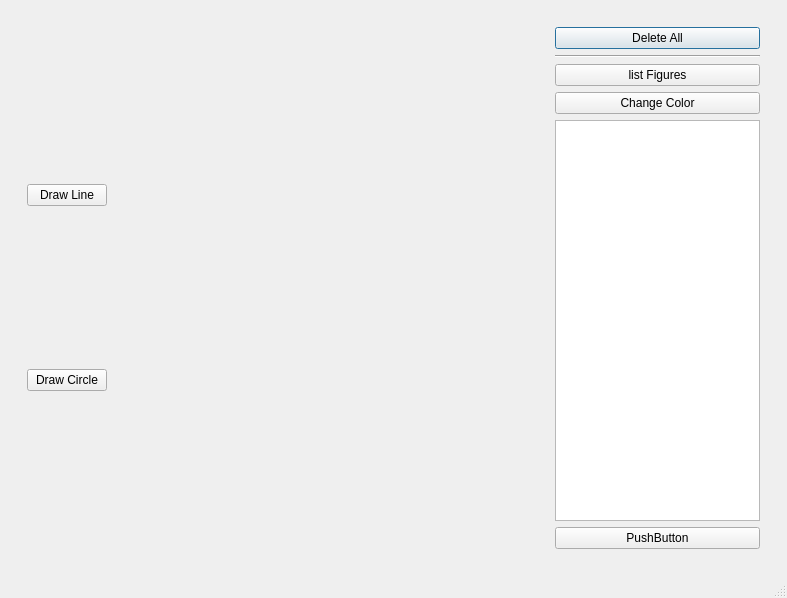
mhocio/Pixel-Drawing, file mainwindow.ui: the form before one commit.
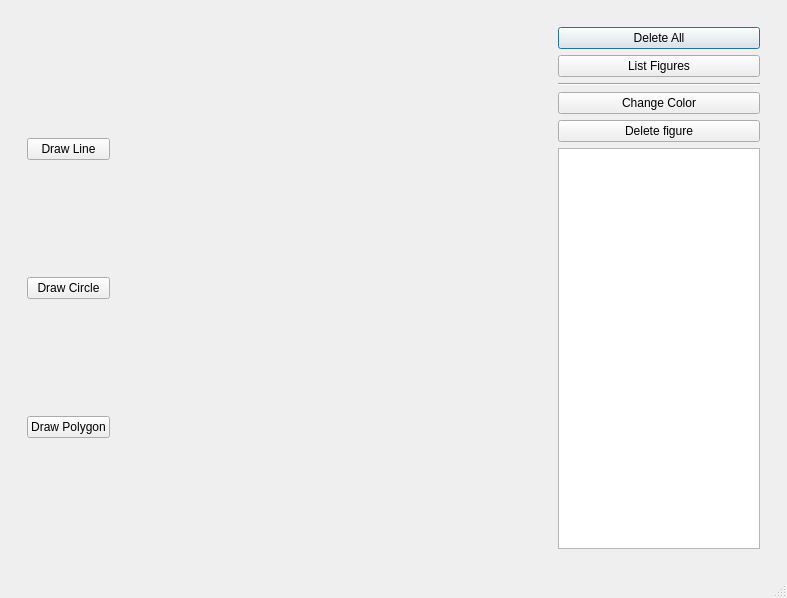
The form after the commit.

Commit message: Add polygon drawing

The edit to the form file:
```diff
--- a/mainwindow.ui
+++ b/mainwindow.ui
@@ -50,6 +50,13 @@
             </property>
            </widget>
           </item>
+          <item>
+           <widget class="QPushButton" name="drawPolygonButton">
+            <property name="text">
+             <string>Draw Polygon</string>
+            </property>
+           </widget>
+          </item>
          </layout>
         </widget>
        </item>
@@ -94,6 +101,13 @@
             </property>
            </widget>
           </item>
+          <item>
+           <widget class="QPushButton" name="listFiguresButton">
+            <property name="text">
+             <string>List Figures</string>
+            </property>
+           </widget>
+          </item>
           <item>
            <widget class="Line" name="line">
             <property name="orientation">
@@ -101,13 +115,6 @@
             </property>
            </widget>
           </item>
-          <item>
-           <widget class="QPushButton" name="listFiguresButton">
-            <property name="text">
-             <string>list Figures</string>
-            </property>
-           </widget>
-          </item>
           <item>
            <widget class="QPushButton" name="changeColorButton">
             <property name="text">
@@ -115,16 +122,16 @@
             </property>
            </widget>
           </item>
+          <item>
+           <widget class="QPushButton" name="deleteFigureButton">
+            <property name="text">
+             <string>Delete figure</string>
+            </property>
+           </widget>
+          </item>
           <item>
            <widget class="QListWidget" name="listWidget"/>
           </item>
-          <item>
-           <widget class="QPushButton" name="pushButton_4">
-            <property name="text">
-             <string>PushButton</string>
-            </property>
-           </widget>
-          </item>
          </layout>
         </widget>
        </item>
```
The commit also changes 8 other files.
